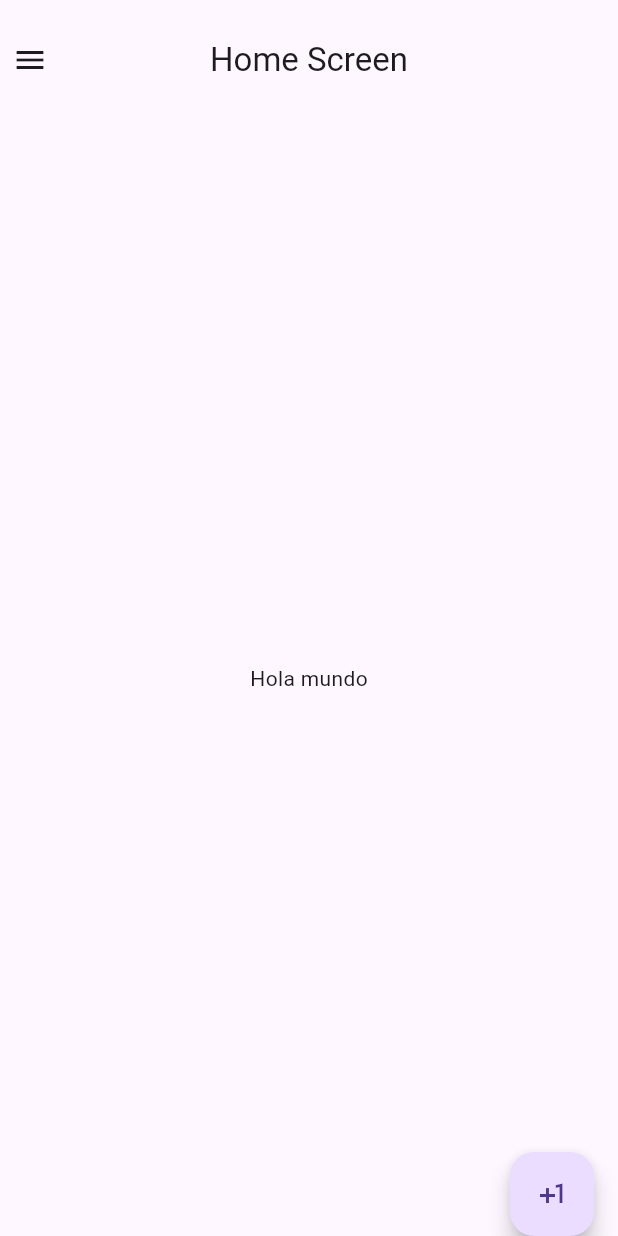
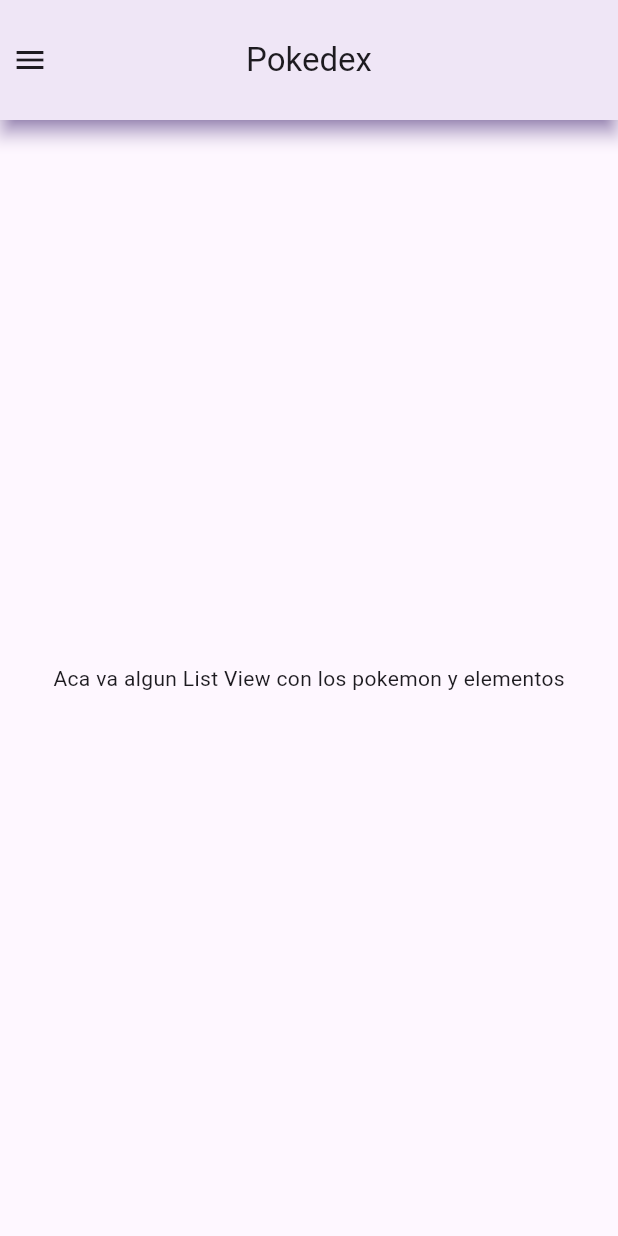
Before and after one commit to Victoria-2/flutter_pokemon, a Flutter app: the screen it shows after launch, on a phone screen of 412 x 824 dp. Run offline on Flutter 3.47's test engine with Material 3 defaults, Android fonts, the phone set to English and light mode, and no system bars.

Commit message:
Creacion y modifcacion home screen

```diff
--- a/lib/screens/home_screen.dart
+++ b/lib/screens/home_screen.dart
@@ -1,5 +1,3 @@
-import 'dart:developer';
-
 import 'package:flutter/material.dart';
 import 'package:flutter_pokemon/widgets/menu.dart';
 
@@ -10,20 +8,15 @@
   Widget build(BuildContext context) {
     return Scaffold(
       appBar: AppBar(
-        title: const Text('Home Screen'),
+        title: const Text('Pokedex'),
         centerTitle: true,
         leadingWidth: 40,
         toolbarHeight: 80,
+        shadowColor: Colors.deepPurple,
+        elevation: 5,
       ),
       drawer: Menu(),
-      body: const Center(child: Text('Hola mundo')),
-      floatingActionButton: FloatingActionButton(
-        child: const Icon(Icons.plus_one),
-        onPressed: () {
-          log('click button');
-        },
-      ),
-      floatingActionButtonLocation: FloatingActionButtonLocation.endDocked,
+      body: const Center(child: Text('Aca va algun List View con los pokemon y elementos')),
     );
   }
 }
--- a/lib/screens/screens.dart
+++ b/lib/screens/screens.dart
@@ -1 +1 @@
-// aca van los exports
+export 'package:flutter_pokemon/screens/home_screen.dart';
```
Also changed, not shown: lib/main.dart (+22 -52 lines).
